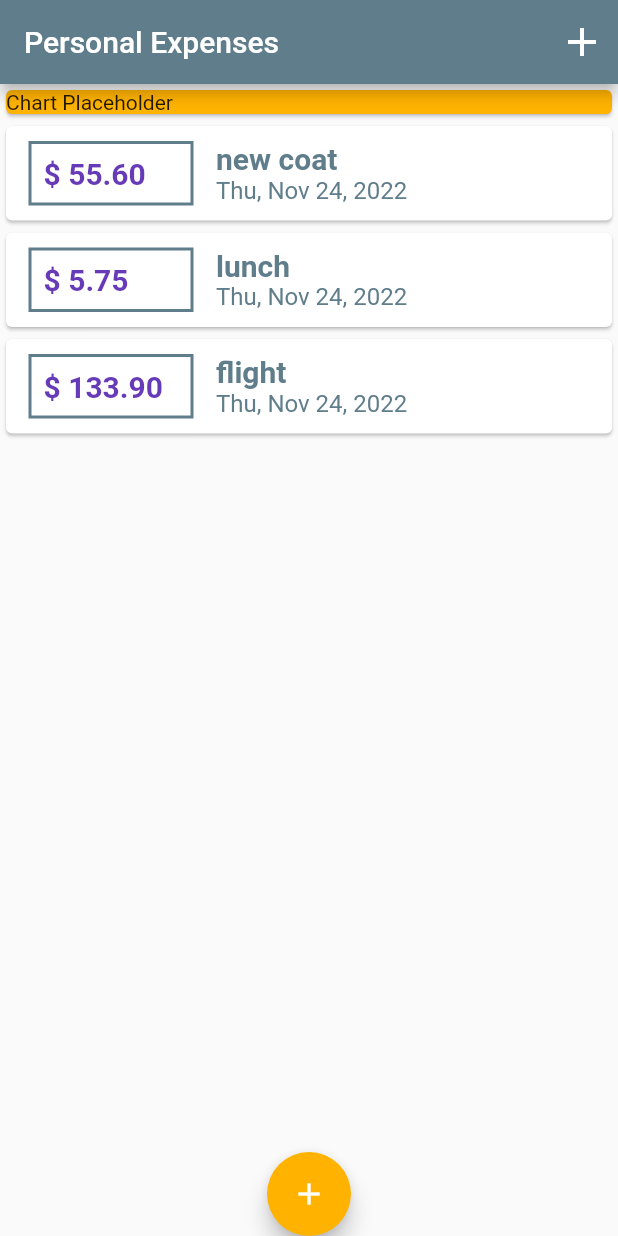
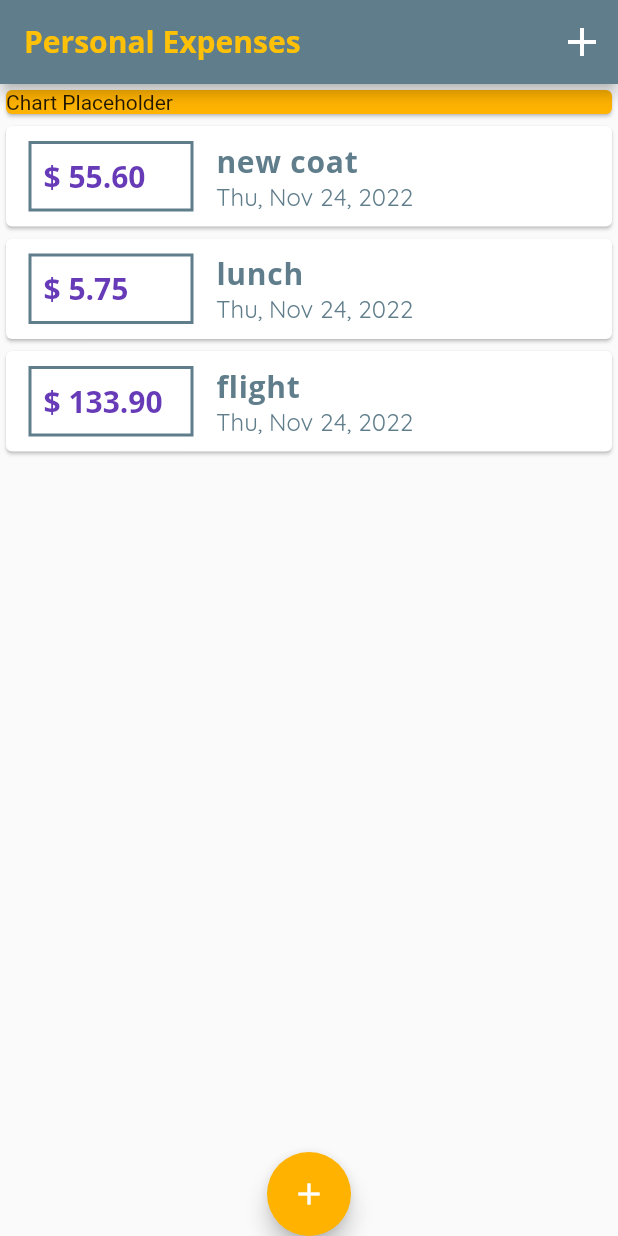
Before and after one commit to carlstep/max_expense_app_3, a Flutter app: the screen it shows after launch, on a phone screen of 412 x 824 dp. Run offline on Flutter 3.47's test engine with Material 2 defaults, Android fonts, the phone set to English and light mode, and no system bars.

Commit message:
97 Custom fonts & Text Themes

```diff
--- a/lib/main.dart
+++ b/lib/main.dart
@@ -22,16 +22,28 @@ class MyApp extends StatelessWidget {
             ),
         textTheme: const TextTheme(
           headline3: TextStyle(
+              fontFamily: 'OpenSans',
               color: Colors.deepPurple,
               fontSize: 20,
               fontWeight: FontWeight.bold),
           headline4: TextStyle(
+              fontFamily: 'Quicksand',
               color: Colors.blueGrey,
               fontSize: 20,
+              letterSpacing: .5,
               fontWeight: FontWeight.bold),
           headline5: TextStyle(
+            fontFamily: 'Quicksand',
             color: Colors.blueGrey,
             fontSize: 16,
+          ),
+        ),
+        appBarTheme: const AppBarTheme(
+          titleTextStyle: TextStyle(
+            color: Colors.amber,
+            fontFamily: 'OpenSans',
+            fontSize: 20,
+            fontWeight: FontWeight.bold,
           ),
         ),
       ),
@@ -96,7 +108,9 @@ class _MyHomePageState extends State<MyHomePage> {
   Widget build(BuildContext context) {
     return Scaffold(
       appBar: AppBar(
-        title: const Text('Personal Expenses'),
+        title: const Text(
+          'Personal Expenses',
+        ),
         actions: [
           IconButton(
             onPressed: () => _startAddNewTransaction(context),
```
Also changed, not shown: pubspec.yaml (+11 -11 lines), assets/fonts/OpenSans-Bold.ttf (added), assets/fonts/OpenSans-Regular.ttf (added), assets/fonts/Quicksand-Bold.ttf (added), assets/fonts/Quicksand-Light.ttf (added), assets/fonts/Quicksand-Medium.ttf (added), assets/fonts/Quicksand-Regular.ttf (added), 1 other file.
